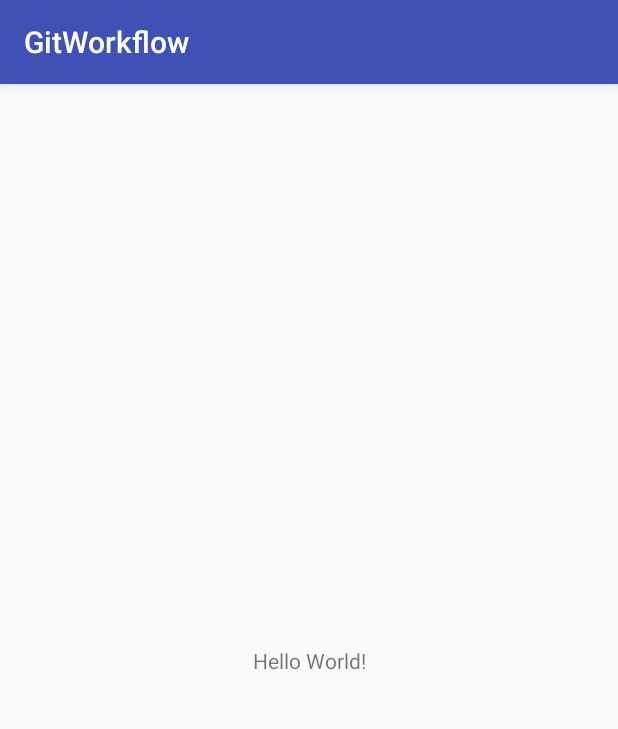
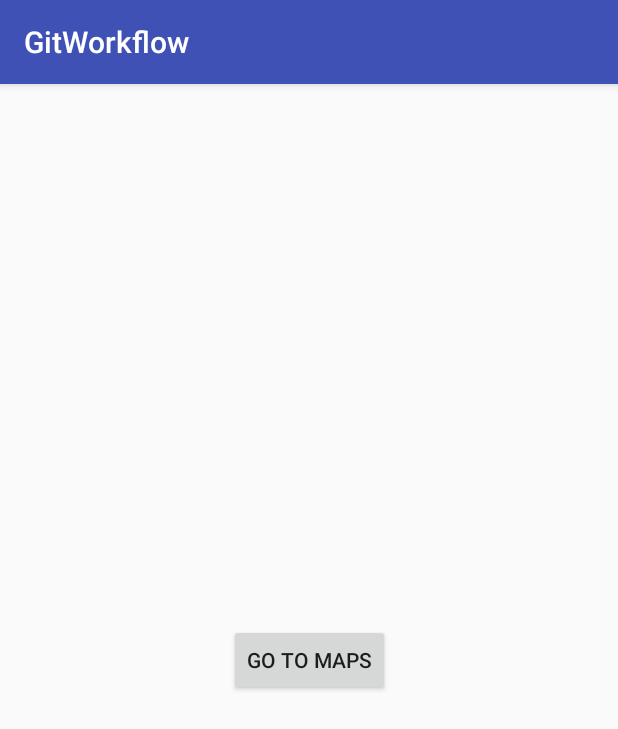
Before and after one commit to quent176/GitWorkflow, an Android app: the screen it shows after launch (MainActivity), on a phone screen of 412 x 824 dp. Shown: the top 729 px of the screen. Run offline under Robolectric (Android 15) with nearby library versions, the phone set to English and light mode, and no system bars.

Commit message:
Add Googlemaps API

```diff
--- a/app/build.gradle
+++ b/app/build.gradle
@@ -23,6 +23,7 @@ dependencies {
     implementation 'com.android.support:appcompat-v7:26.1.0'
     implementation 'com.android.support.constraint:constraint-layout:1.0.2'
     implementation 'com.google.firebase:firebase-database:11.4.2'
+    implementation 'com.google.android.gms:play-services-maps:11.4.2'
     testImplementation 'junit:junit:4.12'
     dependencies {
         // FirebaseUI for Firebase Realtime Database
@@ -41,4 +42,5 @@ dependencies {
 }
 
 
+
 apply plugin: 'com.google.gms.google-services'
--- a/app/src/main/java/fr/wcs/gitworkflow/MainActivity.java
+++ b/app/src/main/java/fr/wcs/gitworkflow/MainActivity.java
@@ -1,7 +1,10 @@
 package fr.wcs.gitworkflow;
 
+import android.content.Intent;
 import android.support.v7.app.AppCompatActivity;
 import android.os.Bundle;
+import android.view.View;
+import android.widget.Button;
 
 public class MainActivity extends AppCompatActivity {
 
@@ -9,5 +12,15 @@ public class MainActivity extends AppCompatActivity {
     protected void onCreate(Bundle savedInstanceState) {
         super.onCreate(savedInstanceState);
         setContentView(R.layout.activity_main);
+
+        Button button_goToMaps = (Button) findViewById(R.id.button_gotomaps);
+
+        button_goToMaps.setOnClickListener(new View.OnClickListener() {
+            @Override
+            public void onClick(View view) {
+                startActivity(new Intent(MainActivity.this, MapsActivity.class));
+            }
+        });
+
     }
 }
--- a/app/src/main/res/layout/activity_main.xml
+++ b/app/src/main/res/layout/activity_main.xml
@@ -7,13 +7,14 @@
     android:layout_height="match_parent"
     tools:context="fr.wcs.gitworkflow.MainActivity">
 
-    <TextView
+    <Button
+        android:id="@+id/button_gotomaps"
         android:layout_width="wrap_content"
         android:layout_height="wrap_content"
-        android:text="Hello World!"
+        android:text="@string/button_gotomaps"
         app:layout_constraintBottom_toBottomOf="parent"
-        app:layout_constraintLeft_toLeftOf="parent"
-        app:layout_constraintRight_toRightOf="parent"
+        app:layout_constraintEnd_toEndOf="parent"
+        app:layout_constraintHorizontal_bias="0.5"
+        app:layout_constraintStart_toStartOf="parent"
         app:layout_constraintTop_toTopOf="parent"/>
-
 </android.support.constraint.ConstraintLayout>
--- a/app/src/main/res/values/strings.xml
+++ b/app/src/main/res/values/strings.xml
@@ -1,3 +1,5 @@
 <resources>
     <string name="app_name">GitWorkflow</string>
+    <string name="title_activity_maps">Map</string>
+    <string name="button_gotomaps">Go to Maps</string>
 </resources>
```
Also changed, not shown: app/src/debug/res/values/google_maps_api.xml (added, +24 -0 lines), app/src/main/AndroidManifest.xml (+23 -0 lines), app/src/main/java/fr/wcs/gitworkflow/MapsActivity.java (added, +46 -0 lines), app/src/main/res/layout/activity_maps.xml (added, +8 -0 lines), 1 other file.
